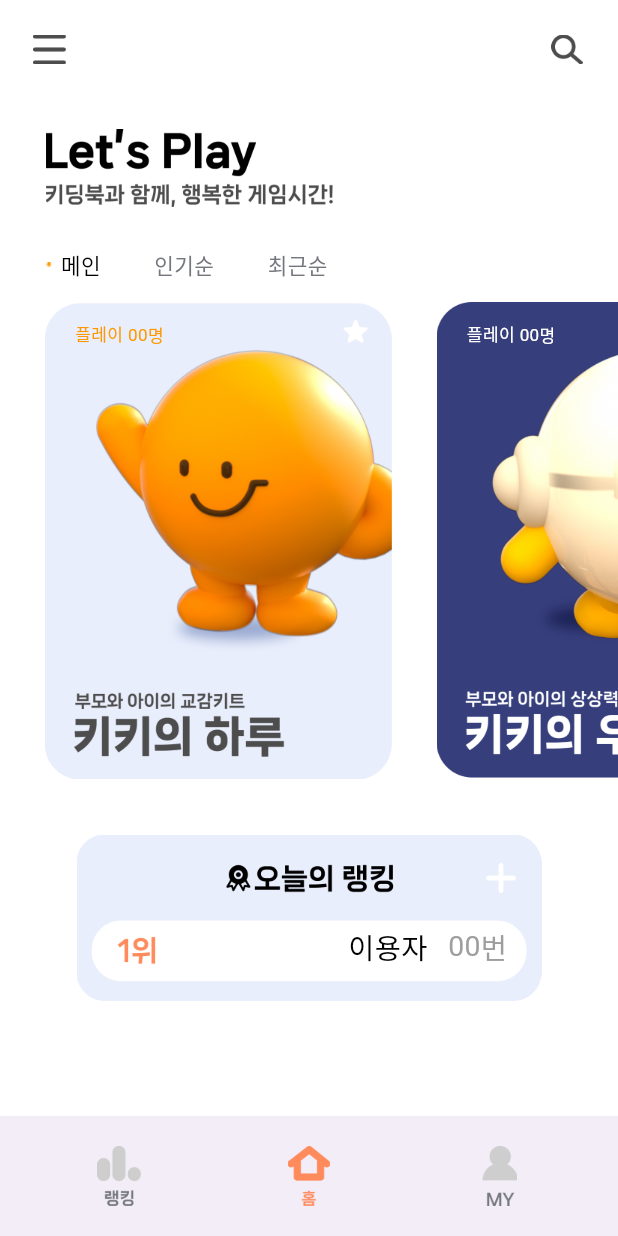
After one commit to KIDING-2023/KIDING_Frontend_Flutter, a Flutter app: the HomeScreen screen opened directly, on a phone screen of 412 x 824 dp. The commit adds this screen. Run offline on Flutter 3.47's test engine with Material 3 defaults, Android fonts, the light colour scheme and no system bars; Roboto replaces fonts that are missing (Nanum).

Commit message:
FEAT: 홈 화면 (메인 정렬)

```diff
--- a/lib/screen/choose_character_screen.dart
+++ b/lib/screen/choose_character_screen.dart
@@ -1,4 +1,6 @@
 import 'package:flutter/material.dart';
+
+import 'home_screen.dart';
 
 class ChooseCharacterScreen extends StatefulWidget {
   final String nickname;
@@ -76,7 +78,11 @@ class _ChooseCharacterScreenState extends State<ChooseCharacterScreen> {
                   padding: const EdgeInsets.only(top: 164.62),
                   child: GestureDetector(
                     onTap: () {
-                      // 게임 시작 로직을 여기에 추가합니다.
+                      // HomeScreen으로 화면을 전환합니다.
+                      Navigator.push(
+                        context,
+                        MaterialPageRoute(builder: (context) => HomeScreen()),
+                      );
                     },
                     child: Image.asset('assets/login/character_start_btn.png', width: 312.22, height: 46.83),
                   ),
--- /dev/null
+++ b/lib/screen/home_screen.dart
@@ -0,0 +1,237 @@
+import 'package:flutter/material.dart';
+
+class HomeScreen extends StatefulWidget {
+  @override
+  _HomeScreenState createState() => _HomeScreenState();
+}
+
+class _HomeScreenState extends State<HomeScreen> {
+  int _selectedIndex = 1; // 기본으로 홈이 선택된 상태
+
+  // Initialize selected index to 'Main'
+  int _selectedSortIndex = 0;
+
+  @override
+  Widget build(BuildContext context) {
+    return Scaffold(
+      backgroundColor: Colors.white,
+      appBar: AppBar(
+        backgroundColor: Colors.white, // 배경색을 흰색으로 설정
+        elevation: 0, // AppBar의 그림자 제거
+        leading: Padding(
+          padding: const EdgeInsets.only(left: 10, top: 10),
+          child: IconButton(
+            icon: Image.asset(
+              'assets/home/menu.png',
+              width: 21.65,
+              height: 20,
+            ),
+            onPressed: () {},
+          ),
+        ),
+        actions: [
+          Padding(
+            padding: EdgeInsets.only(right: 10, top: 10), // 검색 아이콘의 위치 조정
+            child: IconButton(
+              icon: Image.asset(
+                'assets/home/search.png',
+                width: 20.95,
+                height: 20,
+              ),
+              onPressed: () {},
+            ),
+          ),
+        ],
+      ),
+      body: SingleChildScrollView(
+        child: Column(
+          crossAxisAlignment: CrossAxisAlignment.start,
+          children: <Widget>[
+            Padding(
+              padding: const EdgeInsets.only(left: 30.0, top: 30.0),
+              child: Image.asset('assets/home/home_title.png',
+                  width: 192.35, height: 52.02),
+            ),
+            Padding(
+              padding: const EdgeInsets.only(left: 30.0, top: 28.35),
+              child: Row(
+                children: <Widget>[
+                  _buildSortOption('메인', 0),
+                  _buildSortOption('인기순', 1),
+                  _buildSortOption('최근순', 2),
+                ],
+              ),
+            ),
+            Padding(
+              padding: const EdgeInsets.only(top: 15.0),
+              child: Column(
+                children: <Widget>[
+                  _buildMainSortSection(),
+                ],
+              ),
+            ),
+            // Ranking box placeholder
+            Padding(
+              padding: const EdgeInsets.only(top: 37.18),
+              child: Center(
+                child: Container(
+                  width: 310,
+                  height: 111,
+                  decoration: BoxDecoration(
+                    image: DecorationImage(
+                      image: AssetImage('assets/home/ranking_box.png'),
+                      fit: BoxFit.fill,
+                    ),
+                  ),
+                  child: Stack(
+                    children: <Widget>[
+                      Positioned(
+                        right: 17.02,
+                        top: 19.08,
+                        child: Image.asset('assets/home/plus.png',
+                            width: 19.98, height: 19.98),
+                      ),
+                      Positioned(
+                        right: 22.89,
+                        bottom: 22.89,
+                        child: Row(
+                          mainAxisSize: MainAxisSize.min,
+                          children: <Widget>[
+                            Text("00",
+                                style: TextStyle(
+                                    color: Colors.grey,
+                                    fontSize: 18.96,
+                                    fontFamily: 'Nanum')),
+                            Text("번",
+                                style: TextStyle(
+                                    color: Colors.grey,
+                                    fontSize: 18.96,
+                                    fontFamily: 'Nanum')),
+                          ],
+                        ),
+                      ),
+                      Positioned(
+                        right: 5.0 + 22.89 + 48, // '00번' 텍스트와의 간격을 조정
+                        bottom: 22.89,
+                        child: Text("이용자",
+                            style: TextStyle(
+                                color: Colors.black,
+                                fontSize: 18.96,
+                                fontFamily: 'Nanum')),
+                      ),
+                    ],
+                  ),
+                ),
+              ),
+            ),
+          ],
+        ),
+      ),
+      bottomNavigationBar: _buildBottomNavigationBar(),
+    );
+  }
+
+  Widget _buildSortOption(String title, int index) {
+    return GestureDetector(
+      onTap: () {
+        setState(() {
+          _selectedSortIndex = index;
+        });
+      },
+      child: Container(
+        margin: const EdgeInsets.only(right: 25.0),
+        child: Row(
+          children: <Widget>[
+            Image.asset(
+              'assets/home/eclipse.png',
+              width: 5.55,
+              height: 5.55,
+              color: _selectedSortIndex == index
+                  ? Colors.orange
+                  : Colors.transparent,
+            ),
+            SizedBox(width: 5),
+            Text(
+              title,
+              style: TextStyle(
+                color: _selectedSortIndex == index
+                    ? Colors.black
+                    : Color(0xFF75777E),
+                fontSize: 14.22,
+                fontFamily: 'Nanum',
+              ),
+            ),
+          ],
+        ),
+      ),
+    );
+  }
+
+  Widget _buildMainSortSection() {
+    return Container(
+      height: 317.79,
+      child: ListView(
+        scrollDirection: Axis.horizontal,
+        children: <Widget>[
+          _buildCard('kikisday_card.png', '플레이 00명', Colors.orange),
+          _buildCard('space_card.png', '플레이 00명', Colors.white),
+          // 추가 카드를 이곳에 배치
+        ],
+      ),
+    );
+  }
+
+  Widget _buildCard(String imageName, String userCountText, Color textColor) {
+    return GestureDetector(
+      onTap: () {
+        print('$imageName card tapped');
+        // 여기에서 Navigator.push를 사용하여 새로운 화면으로 이동
+      },
+      child: Container(
+        width: 231.11,
+        margin: EdgeInsets.only(left: 30),
+        child: Stack(
+          children: <Widget>[
+            Image.asset('assets/home/$imageName', fit: BoxFit.cover), // 박스 이미지
+            Positioned( // '플레이 00명' 텍스트 위치 조정
+              left: 20, // 이미지의 좌측으로부터의 거리
+              top: 13.18, // 이미지의 상단으로부터의 거리
+              child: Row(
+                children: <Widget>[
+                  Text('플레이 ', style: TextStyle(color: textColor, fontSize: 11.38, fontFamily: 'Nanum')),
+                  Text('00', style: TextStyle(color: textColor, fontSize: 11.38, fontFamily: 'Nanum')),
+                  Text('명', style: TextStyle(color: textColor, fontSize: 11.38, fontFamily: 'Nanum')),
+                ],
+              ),
+            ),
+          ],
+        ),
+      ),
+    );
+  }
+
+  BottomAppBar _buildBottomNavigationBar() {
+    return BottomAppBar(
+      child: Container(
+        height: 60.0,
+        child: Row(
+          mainAxisAlignment: MainAxisAlignment.spaceAround,
+          children: <Widget>[
+            IconButton(
+              icon: Image.asset('assets/home/ranking_under.png'),
+              onPressed: () {},
+            ),
+            IconButton(
+              icon: Image.asset('assets/home/home_under.png'),
+              onPressed: () {},
+            ),
+            IconButton(
+              icon: Image.asset('assets/home/mypage_under.png'),
+              onPressed: () {},
+            ),
+          ],
+        ),
+      ),
+    );
+  }
+}
--- a/pubspec.yaml
+++ b/pubspec.yaml
@@ -60,6 +60,7 @@ flutter:
 
   assets:
     - assets/login/
+    - assets/home/
 
   fonts:
     - family: Nanum
```
Also changed, not shown: assets/home/eclipse.png (added), assets/home/home_title.png (added), assets/home/home_under.png (added), assets/home/kikisday_card.png (added), assets/home/menu.png (added), assets/home/mypage_under.png (added), assets/home/plus.png (added), assets/home/ranking_box.png (added), assets/home/ranking_under.png (added), assets/home/search.png (added), assets/home/space_card.png (added).
